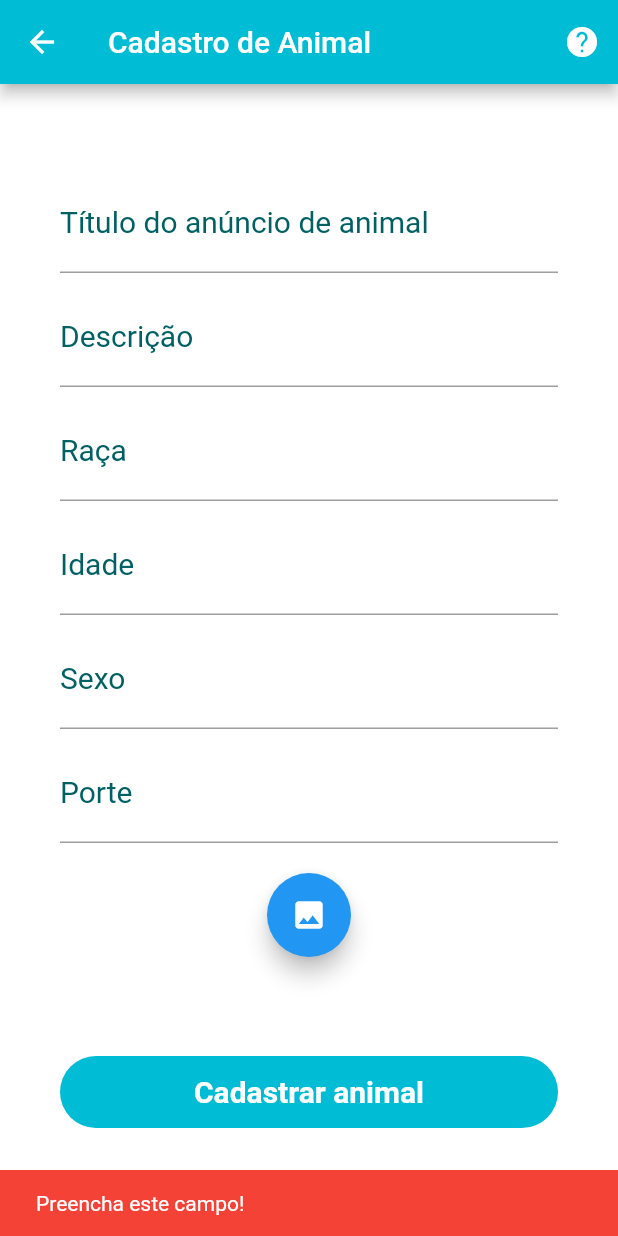
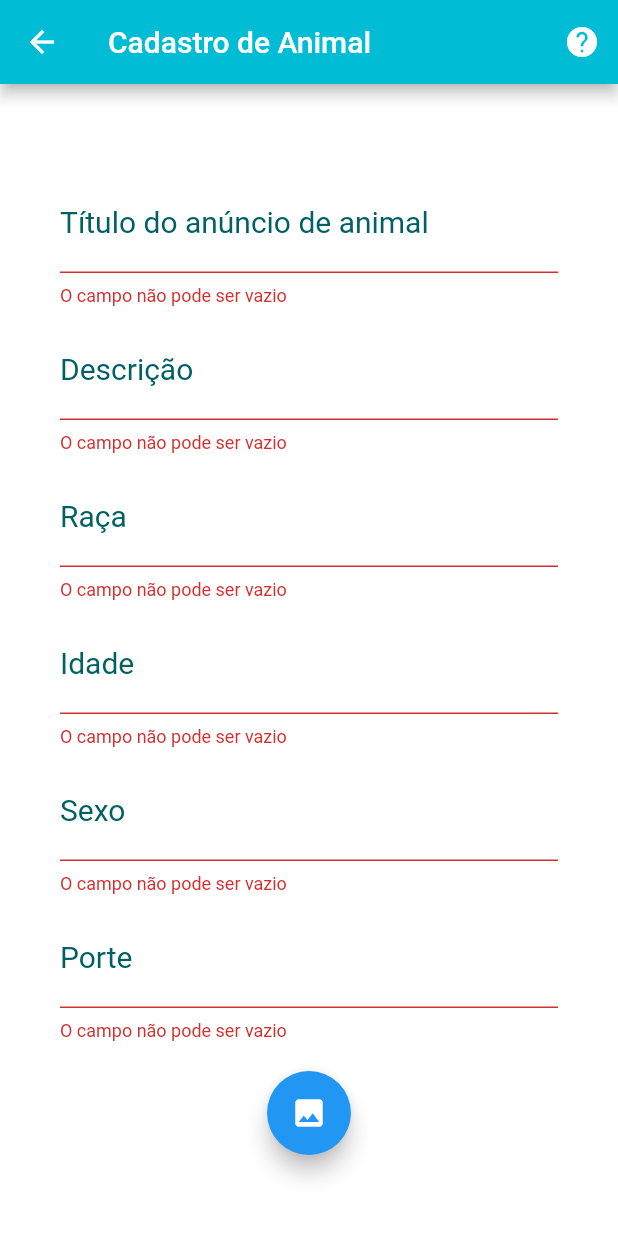
Before and after one commit to LFMP/MiAudota, a Flutter app: the CadastroAnimalPage screen opened directly, after a tap on "Cadastrar animal", on a phone screen of 412 x 824 dp. Run offline on Flutter 3.47's test engine with Material 2 defaults, Android fonts, the phone set to English and light mode, and no system bars; our stand-ins replace bloc, equatable, flushbar, flutter_bloc, flutter_masked_text, flutter_secure_storage and 1 more; missing offline and left inert: cpf_cnpj_validator; accounts and stored records are empty.

Commit message:
arruamndo detalhes do cadastro

```diff
--- a/miaudota_app/lib/main.dart
+++ b/miaudota_app/lib/main.dart
@@ -78,7 +78,7 @@ class MiAudota extends StatelessWidget {
       home: BlocBuilder<AuthenticationBloc, AuthenticationState>(
         builder: (context, state) {
           if (state is AuthenticationUninitialized) {
-            return HomePage(); //SplashPage();
+            return SplashPage();
           }
           if (state is AuthenticationAuthenticated) {
             anuncioBloc.add(AnuncioLoad());
@@ -92,7 +92,7 @@ class MiAudota extends StatelessWidget {
             // );
           }
           if (state is AuthenticationUnauthenticated) {
-            return HomePage(); //LoginPage(userRepository: userRepository);
+            LoginPage(userRepository: userRepository);
           }
           if (state is AuthenticationLoading) {
             return LoadingIndicator();
--- a/miaudota_app/lib/pages/cadastro_animal.dart
+++ b/miaudota_app/lib/pages/cadastro_animal.dart
@@ -22,7 +22,7 @@ class _AnimalState extends State<CadastroAnimalPage> {
   File _image;
   final titleController = TextEditingController();
   final racaController = TextEditingController();
-  final idadeController = MaskedTextController(mask: '00');
+  final idadeController = TextEditingController();
   final photoController = TextEditingController();
   final sexoController = TextEditingController();
   final porteController = TextEditingController();
@@ -211,9 +211,9 @@ class _AnimalState extends State<CadastroAnimalPage> {
                       validator: (value) {
                         if (value.isEmpty) {
                           return 'O campo não pode ser vazio';
-                        } else if (value.length < 40) {
-                          return "O campo deve conter valor menor que 40";
-                        }
+                        } //else if (value.length < 40) {
+                        //   return "O campo deve conter valor menor que 40";
+                        // }
                         return null;
                       },
                       style: TextStyle(
@@ -316,13 +316,14 @@ class _AnimalState extends State<CadastroAnimalPage> {
                               ),
                             ),
                             onPressed: () {
-                              // if (_formkey.currentState.validate()) {
-                              Scaffold.of(context).showSnackBar(
-                                SnackBar(
-                                  content: Text('Preencha este campo!'),
-                                  backgroundColor: Colors.red,
-                                ),
-                              );
+                              if (_formkey.currentState.validate()) {
+                                _formkey.currentState.save();
+                                // Scaffold.of(context).showSnackBar(
+                                //   SnackBar(
+                                //     content: Text('Preencha este campo!'),
+                                //     backgroundColor: Colors.red,
+                                //   ),
+                                // );
                                 final Animal meuAnimal = Animal(
                                     sexo: sexoController.text,
                                     raca: racaController.text,
@@ -334,9 +335,10 @@ class _AnimalState extends State<CadastroAnimalPage> {
                                     titulo: titleController.text,
                                     descricao: descController.text,
                                     data: DateTime.now(),
-                                  foto: base64Encode(_image.readAsBytesSync()));
+                                    foto:
+                                        base64Encode(_image.readAsBytesSync()));
                                 bloc.add(AnuncioCreate(item: anuncio));
-                              // }
+                              }
                             }),
                       ),
                     ),
```
Lines whose indentation alone changed are shown as unchanged.
